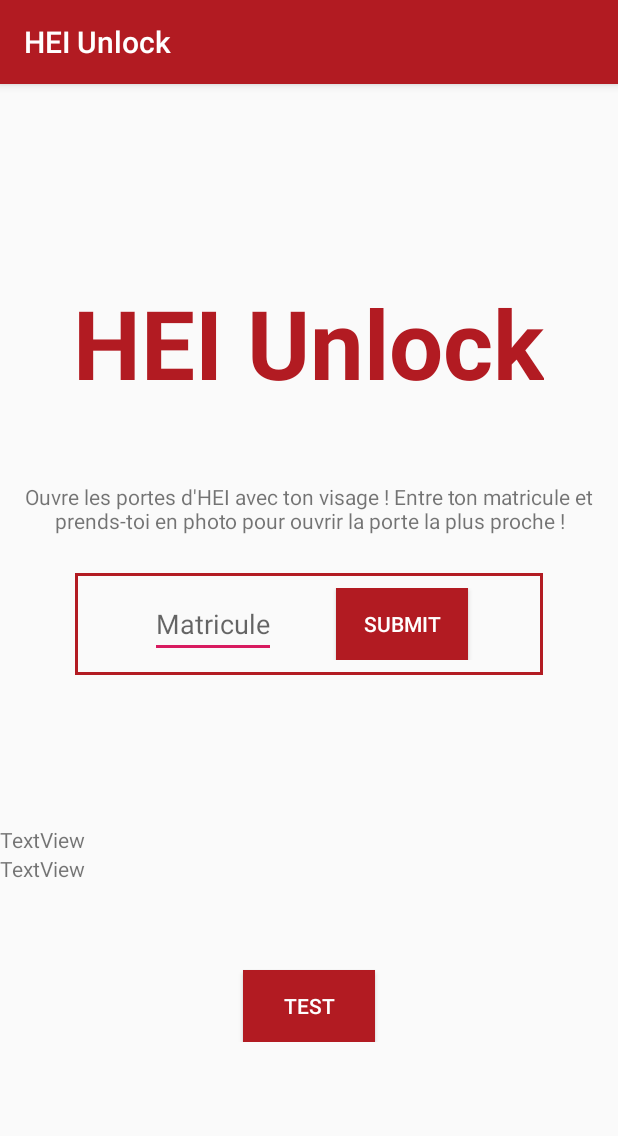
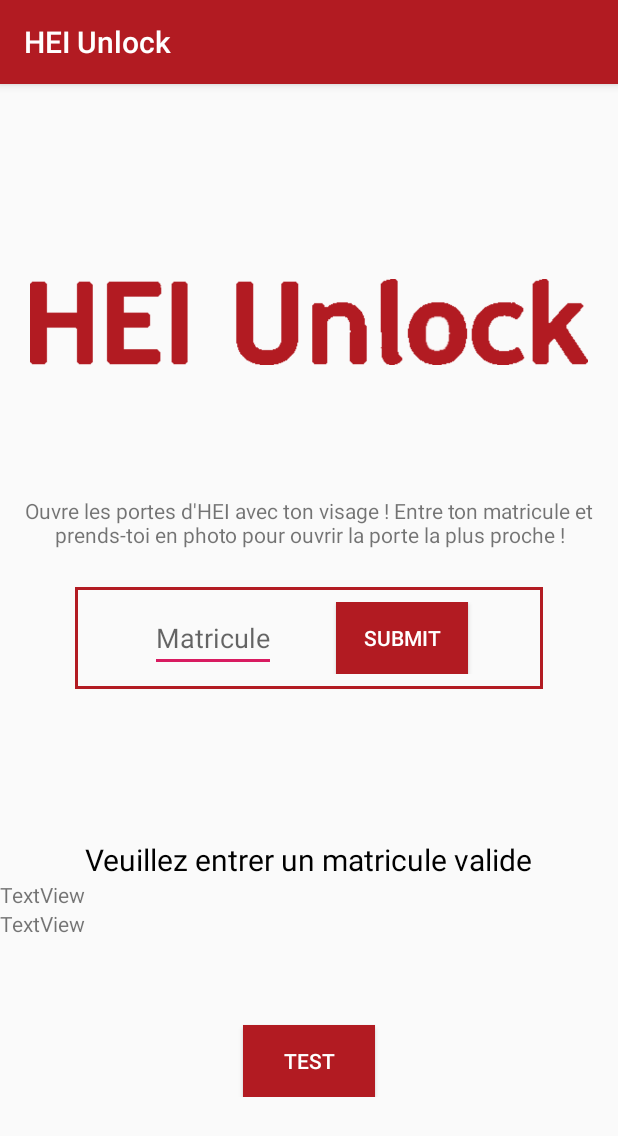
Before and after one commit to GauthierHEI/ProjetFaceRecognition, an Android app: the screen it shows after launch (MainActivity), after a tap on "SUBMIT", on a phone screen of 412 x 824 dp. Shown: the top 1136 px of the screen. Run offline under Robolectric (Android 15) with nearby library versions, the light colour scheme and no system bars; our stand-ins replace Firebase (no records; nobody signed in at launch, a user with empty details on screens opened directly); 1 statement that could not run was skipped.

Commit message:
Baptste + Loic sans geopoint

```diff
--- a/app/build.gradle
+++ b/app/build.gradle
@@ -30,6 +30,7 @@ dependencies {
     implementation 'com.google.firebase:firebase-firestore:17.1.0'
     implementation 'com.google.firebase:firebase-core:16.0.1'
     implementation 'com.google.firebase:firebase-auth:16.0.3'
+    implementation 'pl.droidsonroids.gif:android-gif-drawable:1.2.10'
     androidTestImplementation 'com.android.support.test:runner:1.0.2'
     androidTestImplementation 'com.android.support.test.espresso:espresso-core:3.0.2'
 }
--- a/app/src/main/java/com/example/projets8/MainActivity.java
+++ b/app/src/main/java/com/example/projets8/MainActivity.java
@@ -11,23 +11,18 @@ import android.location.LocationListener;
 import android.location.LocationManager;
 import android.location.LocationProvider;
 import android.os.Bundle;
-import android.support.annotation.NonNull;
 import android.support.v4.app.ActivityCompat;
 import android.support.v7.app.AppCompatActivity;
 import android.util.Log;
 import android.view.View;
 import android.widget.Button;
+import android.widget.EditText;
 import android.widget.TextView;
 import android.widget.Toast;
 
-import com.google.android.gms.tasks.OnCompleteListener;
-import com.google.android.gms.tasks.Task;
 import com.google.firebase.auth.FirebaseAuth;
 import com.google.firebase.firestore.CollectionReference;
-import com.google.firebase.firestore.DocumentSnapshot;
 import com.google.firebase.firestore.FirebaseFirestore;
-import com.google.firebase.firestore.GeoPoint;
-import com.google.firebase.firestore.QuerySnapshot;
 
 import org.json.JSONArray;
 
@@ -37,8 +32,6 @@ import java.util.Collections;
 import java.util.Date;
 
 public class MainActivity extends AppCompatActivity {
-
-    Button button;
 
     String TAG = "GPS";
 
@@ -59,7 +52,8 @@ public class MainActivity extends AppCompatActivity {
     private String fournisseur;
     private TextView latitudeTextView;
     private TextView longitudeTextView;
-    private Button but;
+    Button submit;
+    Button test;
     private ArrayList<TextView> distancePortesTextViews;
 
     LocationListener ecouteurGPS = new LocationListener() {
@@ -150,66 +144,27 @@ public class MainActivity extends AppCompatActivity {
     @Override
     protected void onCreate(Bundle savedInstanceState) {
         super.onCreate(savedInstanceState);
+        setContentView(R.layout.activity_main);
         Log.d(TAG, "OnCreate");
 
-        portes = new ArrayList<Porte>();
-        ref =db.collection("PositionsPorte");
-        ref.get().addOnCompleteListener(new OnCompleteListener<QuerySnapshot>() {
-            @Override
-            public void onComplete(@NonNull Task<QuerySnapshot> task) {
-                for (DocumentSnapshot document : task.getResult()) {
 
-                    Log.d("Pierre", document.getString("nom"));
-                    GeoPoint point = document.getGeoPoint("location");
-                    Porte porte = new Porte(document.getString("nom"),new Location(fournisseur));
+        final EditText editMatricule =  findViewById(R.id.matricule);
+        final TextView result = findViewById(R.id.tvResult);
 
-                    Log.d("Pierre", ((GeoPoint) point).toString());
-                    porte.getLocation().setLatitude(point.getLatitude());
-                    porte.getLocation().setLongitude(point.getLongitude());
-                    portes.add(porte);
-                }
-                nombrePortes = portes.size();
-                Log.d("Pierre",portes.toString());
-            }
-        });
-
-        /*portes.add(new Porte("Porte d'entree", new Location(fournisseur)));
-        portes.add(new Porte("Porte de derriere", new Location(fournisseur)));
-        portes.add(new Porte("Salle de classe", new Location(fournisseur)));
-
-        portes.get(0).getLocation().setLatitude(50.633769d);
-        portes.get(0).getLocation().setLongitude(3.045075d);
-        portes.get(1).getLocation().setLatitude(50.633297d);
-        portes.get(1).getLocation().setLongitude(3.045993d);
-        portes.get(2).getLocation().setLatitude(50.634005d);
-        portes.get(2).getLocation().setLongitude(3.045535d);*/
-
-        setContentView(R.layout.activity_main);
-        latitudeTextView = findViewById(R.id.latitude);
-        longitudeTextView = findViewById(R.id.longitude);
-
-        button = findViewById(R.id.ButtonTest);
-        button.setOnClickListener(new View.OnClickListener() {
+        submit = (Button) findViewById(R.id.submit);
+        Log.d("TAGuele", submit.toString());
+        submit.setOnClickListener(new View.OnClickListener() {
             @Override
             public void onClick(View v) {
-                //ADD CODE HERE
+                String matricule = editMatricule.getText().toString();
+                if (matricule.equals("")) {
+                    result.setText("Veuillez entrer un matricule valide");
+                }
+                else {
+                    result.setText("Matricule:\t" + matricule);
+                }
 
-            }
-        });
-
-        distancePortesTextViews = new ArrayList<TextView>();
-
-        distancePortesTextViews.add((TextView) findViewById(R.id.distancePorteEntree));
-        distancePortesTextViews.add((TextView) findViewById(R.id.distancePorteDerriere));
-        distancePortesTextViews.add((TextView) findViewById(R.id.distanceSalleClasse));
-
-        distanceToPortes = new ArrayList<Double>();
-
-        but=(Button)findViewById(R.id.submit);
-        but.setOnClickListener(new View.OnClickListener() {
-
-            @Override
-            public void onClick(View v) {
+                // CHANGE ACTIVITY
                 if (distanceToPortes.get(porteProche) < 20){
                     for (int i=0; i< nombrePortes; i++) {
                         distancePortesTextViews.get(i).setTextColor(Color.parseColor("black"));
@@ -234,6 +189,60 @@ public class MainActivity extends AppCompatActivity {
                 }
             }
         });
+
+        portes = new ArrayList<Porte>();
+        /*ref =db.collection("PositionsPorte");
+        ref.get().addOnCompleteListener(new OnCompleteListener<QuerySnapshot>() {
+            @Override
+            public void onComplete(@NonNull Task<QuerySnapshot> task) {
+                for (DocumentSnapshot document : task.getResult()) {
+
+                    Log.d("Pierre", document.getString("nom"));
+                    GeoPoint point = document.getGeoPoint("location");
+                    Porte porte = new Porte(document.getString("nom"),new Location(fournisseur));
+
+                    Log.d("Pierre", ((GeoPoint) point).toString());
+                    porte.getLocation().setLatitude(point.getLatitude());
+                    porte.getLocation().setLongitude(point.getLongitude());
+                    portes.add(porte);
+                }
+                nombrePortes = portes.size();
+
+            }
+        });
+
+        Log.d("Pierre",portes.toString());*/
+
+        portes.add(new Porte("Porte d'entree", new Location(fournisseur)));
+        portes.add(new Porte("Porte de derriere", new Location(fournisseur)));
+        portes.add(new Porte("Salle de classe", new Location(fournisseur)));
+
+        portes.get(0).getLocation().setLatitude(50.633769d);
+        portes.get(0).getLocation().setLongitude(3.045075d);
+        portes.get(1).getLocation().setLatitude(50.633297d);
+        portes.get(1).getLocation().setLongitude(3.045993d);
+        portes.get(2).getLocation().setLatitude(50.634005d);
+        portes.get(2).getLocation().setLongitude(3.045535d);
+
+        latitudeTextView = findViewById(R.id.latitude);
+        longitudeTextView = findViewById(R.id.longitude);
+
+        test = findViewById(R.id.ButtonTest);
+        test.setOnClickListener(new View.OnClickListener() {
+            @Override
+            public void onClick(View v) {
+                //ADD CODE HERE
+
+            }
+        });
+
+        distancePortesTextViews = new ArrayList<TextView>();
+
+        distancePortesTextViews.add((TextView) findViewById(R.id.distancePorteEntree));
+        distancePortesTextViews.add((TextView) findViewById(R.id.distancePorteDerriere));
+        distancePortesTextViews.add((TextView) findViewById(R.id.distanceSalleClasse));
+
+        distanceToPortes = new ArrayList<Double>();
 
 
         initialiserLocalisation();
@@ -301,6 +310,7 @@ public class MainActivity extends AppCompatActivity {
 
         distanceToPortes = new ArrayList<>();
 
+
         distanceToPortes.add((double) location.distanceTo(portes.get(0).getLocation()));
         Log.d("DISTANCE", "DISTANCE "+distanceToPortes.get(0).toString());
         distanceToPortes.add((double) location.distanceTo(portes.get(1).getLocation()));
--- a/app/src/main/res/layout/activity_main.xml
+++ b/app/src/main/res/layout/activity_main.xml
@@ -17,13 +17,11 @@
         android:gravity="center_horizontal"
         android:orientation="vertical">
 
-        <TextView
-           android:layout_width="wrap_content"
-           android:layout_height="wrap_content"
-           android:text="HEI Unlock"
-           android:textSize="@android:dimen/notification_large_icon_width"
-           android:textStyle="bold"
-           android:textColor="@color/colorPrimary"/>
+        <ImageView
+            android:layout_width="wrap_content"
+            android:layout_height="wrap_content"
+            android:src="@drawable/title_red"
+            android:layout_margin="20dp" />
 
         <TextView
             android:layout_width="match_parent"
@@ -46,11 +44,14 @@
             android:gravity="center">
 
             <EditText
-                android:id="@+id/MatriculeText"
+                android:id="@+id/matricule"
                 android:layout_width="wrap_content"
                 android:layout_height="wrap_content"
+                android:inputType="number"
                 android:layout_marginRight="40dp"
-                android:hint="@string/hint" />
+                android:hint="@string/hint"
+                android:singleLine="true"
+                android:imeOptions="actionDone"/>
 
             <Button
                 android:id="@+id/submit"
@@ -62,17 +63,12 @@
 
         </LinearLayout>
 
-        <!--<ImageView
-            android:contentDescription="Prenez une photo pour ouvrir la porte"
+        <TextView
+            android:id="@+id/tvResult"
             android:layout_width="wrap_content"
             android:layout_height="wrap_content"
-            android:src="@drawable/ic_menu_camera"
-            android:scaleX="3"
-            android:scaleY="3"
-            android:layout_marginBottom="50dp"
-            android:id="@+id/PhotoImage"
-            android:focusable="true"
-            android:clickable="true"/>-->
+            android:textSize="20sp"
+            android:textColor="@android:color/black"/>
 
         <TextView
             android:id="@+id/latitude"
```
Also changed, not shown: app/src/main/res/layout/splash.xml (+32 -8 lines), app/src/main/res/drawable/headgif.gif (added), app/src/main/res/drawable/logo.png (added), app/src/main/res/drawable/title.png (added), app/src/main/res/drawable/title_red.png (added).
